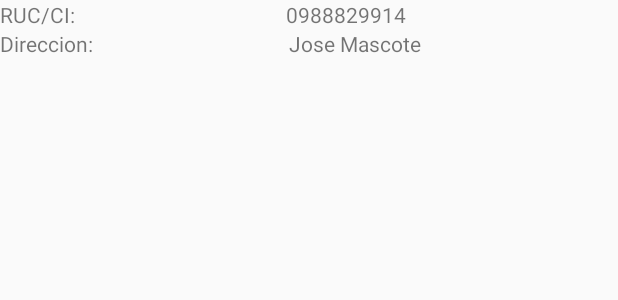
After one commit to israel1x/AppCamaleon, an Android app: the layout layout_child_lc.xml on its own in the app's theme, with its tools: preview values and no code run, on a phone screen of 412 x 824 dp. The commit adds this screen. Shown: the top 300 px of the screen. Run offline under Robolectric (Android 15) with nearby library versions, the phone set to English and light mode, and no system bars.

Commit message:
Implementacion de un RecyclerView expandible

```diff
--- a/app/build.gradle
+++ b/app/build.gradle
@@ -26,6 +26,7 @@ dependencies {
     implementation 'com.android.support.constraint:constraint-layout:1.0.2'
     implementation 'com.android.support:cardview-v7:27.0.0'
     implementation 'com.android.volley:volley:1.1.0'
+    implementation 'com.github.iammert:ExpandableLayout:1.4.1'
     testImplementation 'junit:junit:4.12'
     androidTestImplementation 'com.android.support.test:runner:1.0.2'
     androidTestImplementation 'com.android.support.test.espresso:espresso-core:3.0.2'
--- a/app/src/main/AndroidManifest.xml
+++ b/app/src/main/AndroidManifest.xml
@@ -32,14 +32,14 @@
                 <category android:name="android.intent.category.LAUNCHER" />
             </intent-filter>
         </activity>
-        <activity android:name=".MenuDash">
+        <activity android:name=".ListaClientes">
             <intent-filter>
                 <action android:name="android.intent.action.MAIN" />
 
                 <category android:name="android.intent.category.LAUNCHER" />
             </intent-filter>
         </activity>
-        <activity android:name=".Menuprincipal">
+        <activity android:name=".MenuPrincipal">
             <intent-filter>
                 <action android:name="android.intent.action.MAIN" />
 
--- a/app/src/main/java/com/example/pasantias/appcamaleon/Menuprincipal.java
+++ b/app/src/main/java/com/example/pasantias/appcamaleon/MenuPrincipal.java
@@ -3,11 +3,11 @@ package com.example.pasantias.appcamaleon;
 import android.support.v7.app.AppCompatActivity;
 import android.os.Bundle;
 
-public class Menuprincipal extends AppCompatActivity {
+public class MenuPrincipal extends AppCompatActivity {
 
     @Override
     protected void onCreate(Bundle savedInstanceState) {
         super.onCreate(savedInstanceState);
-        setContentView(R.layout.activity_menuprincipal);
+        setContentView(R.layout.activity_menu_principal);
     }
 }
--- /dev/null
+++ b/app/src/main/res/drawable/arrow_down.xml
@@ -0,0 +1,4 @@
+<?xml version="1.0" encoding="UTF-8" standalone="no"?>
+<vector xmlns:android="http://schemas.android.com/apk/res/android" android:height="24dp" android:viewportHeight="24.0" android:viewportWidth="24.0" android:width="24dp">
+    <path android:fillColor="#9E9E9E" android:pathData="M7.41,7.84L12,12.42l4.59,-4.58L18,9.25l-6,6 -6,-6z"/>
+</vector>
--- /dev/null
+++ b/app/src/main/res/drawable/arrow_up.xml
@@ -0,0 +1,4 @@
+<?xml version="1.0" encoding="UTF-8" standalone="no"?>
+<vector xmlns:android="http://schemas.android.com/apk/res/android" android:height="24dp" android:viewportHeight="24.0" android:viewportWidth="24.0" android:width="24dp">
+    <path android:fillColor="#9E9E9E" android:pathData="M7.41,15.41L12,10.83l4.59,4.58L18,14l-6,-6 -6,6z"/>
+</vector>
--- a/app/src/main/res/layout/activity_menu_dash.xml
+++ b/app/src/main/res/layout/activity_menu_principal.xml
@@ -4,6 +4,6 @@
     xmlns:tools="http://schemas.android.com/tools"
     android:layout_width="match_parent"
     android:layout_height="match_parent"
-    tools:context=".MenuDash">
+    tools:context=".MenuPrincipal">
 
 </android.support.constraint.ConstraintLayout>
--- /dev/null
+++ b/app/src/main/res/layout/layout_child_lc.xml
@@ -0,0 +1,50 @@
+<?xml version="1.0" encoding="utf-8"?>
+<LinearLayout xmlns:android="http://schemas.android.com/apk/res/android"
+    android:layout_width="match_parent"
+    android:layout_height="match_parent"
+    android:orientation="vertical">
+
+
+    <LinearLayout
+        android:layout_width="match_parent"
+        android:layout_height="wrap_content"
+        android:orientation="horizontal">
+
+
+        <TextView
+            android:id="@+id/lb_child_ci"
+            android:layout_width="wrap_content"
+            android:layout_height="wrap_content"
+            android:layout_weight="1"
+            android:text="RUC/CI:" />
+
+        <TextView
+            android:id="@+id/tv_child_ci"
+            android:layout_width="wrap_content"
+            android:layout_height="wrap_content"
+            android:layout_weight="1"
+            android:text="0988829914" />
+    </LinearLayout>
+
+    <LinearLayout
+        android:layout_width="match_parent"
+        android:layout_height="wrap_content"
+        android:orientation="horizontal">
+
+
+        <TextView
+            android:id="@+id/lb_child_dir"
+            android:layout_width="wrap_content"
+            android:layout_height="wrap_content"
+            android:layout_weight="1"
+            android:text="Direccion:" />
+
+        <TextView
+            android:id="@+id/tv_child_dir"
+            android:layout_width="wrap_content"
+            android:layout_height="wrap_content"
+            android:layout_weight="1"
+            android:text="Jose Mascote" />
+    </LinearLayout>
+
+</LinearLayout>
--- a/build.gradle
+++ b/build.gradle
@@ -19,6 +19,7 @@ allprojects {
     repositories {
         google()
         jcenter()
+        maven { url 'https://jitpack.io' }
     }
 }
 
```
Also changed, not shown: app/src/main/java/com/example/pasantias/appcamaleon/Adapters/ClientesAdaptador.java (added, +49 -0 lines), app/src/main/java/com/example/pasantias/appcamaleon/ListaClientes.java (renamed from app/src/main/java/com/example/pasantias/appcamaleon/MenuDash.java, +87 -5 lines), app/src/main/java/com/example/pasantias/appcamaleon/Pojos/Cliente.java (+7 -4 lines), app/src/main/java/com/example/pasantias/appcamaleon/Pojos/ListaClientes.java (added, +8 -0 lines), app/src/main/res/layout/activity_lista_clientes.xml (added, +45 -0 lines), app/src/main/res/layout/activity_menuprincipal.xml (deleted, +0 -9 lines), app/src/main/res/layout/layout_parent_lc.xml (added, +32 -0 lines), app/src/main/res/layout/lista_clientes_row.xml (added, +16 -0 lines), 1 other file.
